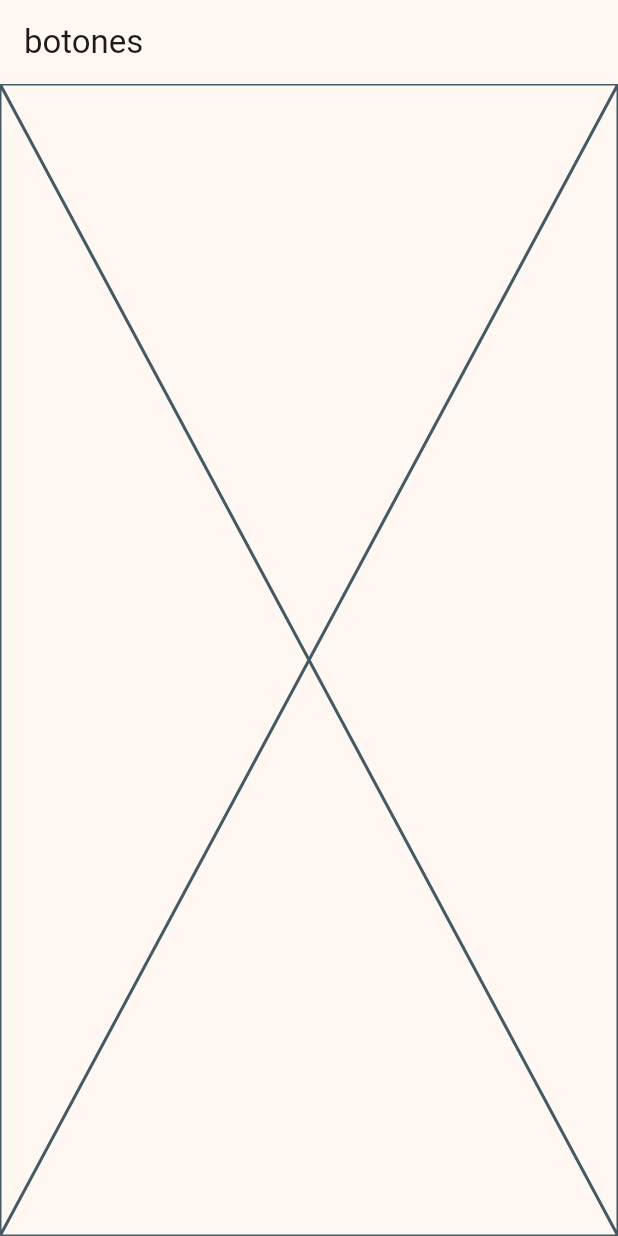
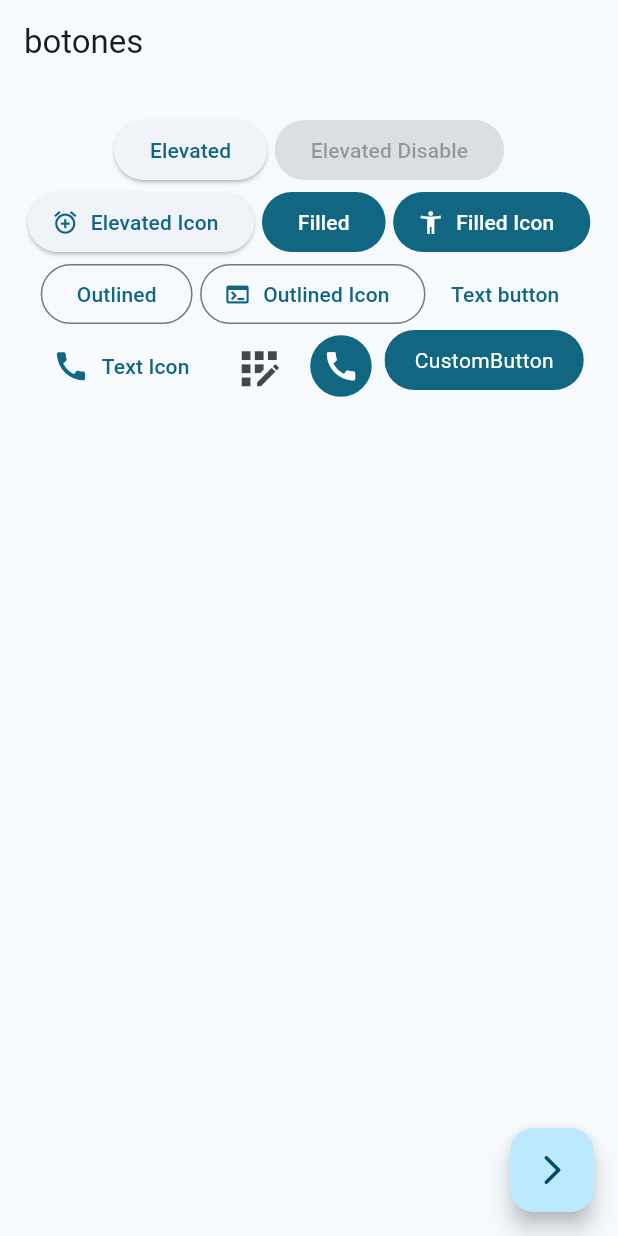
Before and after one commit to memo-hn/widgets_app, a Flutter app: the ButtonsScreen screen opened by its route, on a phone screen of 412 x 824 dp. Run offline on Flutter 3.47's test engine with Material 2 defaults, Android fonts, the phone set to English and light mode, and no system bars; our stand-ins replace go_router.

Commit message:
CustomButton final

```diff
--- a/lib/config/theme/app_theme.dart
+++ b/lib/config/theme/app_theme.dart
@@ -2,7 +2,7 @@ import 'package:flutter/material.dart';
 
 const colorList = <Color> [
   Colors.amber,
-  Colors.blue,
+  Colors.blueAccent,
   Colors.blueGrey,
   Colors.brown,
   Colors.deepOrange,
--- a/lib/main.dart
+++ b/lib/main.dart
@@ -16,7 +16,7 @@ class MainApp extends StatelessWidget {
     return MaterialApp.router(
       routerConfig: appRouter,
       debugShowCheckedModeBanner: false,
-      theme: AppTheme( selectedColor: 0 ).getTheme(),
+      theme: AppTheme( selectedColor: 2 ).getTheme(),
 
 
     );
--- a/lib/presentation/screens/buttons/buttons_screen.dart
+++ b/lib/presentation/screens/buttons/buttons_screen.dart
@@ -1,4 +1,5 @@
 import 'package:flutter/material.dart';
+import 'package:go_router/go_router.dart';
 
 class ButtonsScreen extends StatelessWidget {
 
@@ -10,7 +11,89 @@ class ButtonsScreen extends StatelessWidget {
   Widget build(BuildContext context) {
     return Scaffold(
       appBar: AppBar(title: const Text('botones'),),
-      body: const Placeholder(),
+      body: const _ButtonsView(),
+      floatingActionButton: FloatingActionButton(
+        child: const Icon(Icons.arrow_forward_ios_rounded),
+        onPressed: () {
+          context.pop();
+        },
+      ),
     );
   }
 }
+
+class _ButtonsView extends StatelessWidget {
+  const _ButtonsView();
+
+  @override
+  Widget build(BuildContext context) {
+    return SizedBox(
+      width: double.infinity,
+      child: Padding(
+        padding: const EdgeInsets.symmetric( horizontal: 2, vertical: 20),
+        child: Wrap(
+          spacing: 5,
+          alignment: WrapAlignment.center,
+          children: [
+            ElevatedButton(onPressed: () {  }, child: const Text('Elevated')),
+            const ElevatedButton(onPressed: null, child: Text('Elevated Disable')),
+            ElevatedButton.icon(
+              onPressed: () {  },
+              icon: const Icon(Icons.alarm_add_outlined),
+              label: const Text('Elevated Icon'),
+            ),
+            FilledButton(onPressed: () {  }, child: const Text('Filled')),
+            FilledButton.icon(
+              onPressed: () {  },
+              icon: const Icon(Icons.accessibility_new_sharp),
+              label: const Text('Filled Icon'),
+            ),
+            OutlinedButton(onPressed: () {  }, child: const Text('Outlined')),
+            OutlinedButton.icon(
+              onPressed: () {  },
+              icon: const Icon(Icons.terminal),
+              label: const Text('Outlined Icon'),
+            ),
+            TextButton(onPressed: () {  }, child: const Text('Text button')),
+            TextButton.icon(
+              onPressed: () {  },
+              icon: const Icon(Icons.call, size: 25,),
+              label: const Text('Text Icon'),
+            ),
+            IconButton(onPressed: () {  }, icon: const Icon(Icons.app_registration, size: 35,),),
+            IconButton.filled(
+              onPressed: () {  },
+              icon: const Icon(Icons.call, size: 25,),
+            ),
+
+            const CustomButton(),
+          ],
+        ),
+      ),
+    );
+  }
+}
+
+class CustomButton extends StatelessWidget {
+  const CustomButton({super.key});
+
+  @override
+  Widget build(BuildContext context) {
+
+    final colors = Theme.of(context).colorScheme;
+
+    return  ClipRRect(
+      borderRadius: BorderRadius.circular(20),
+      child: Material(
+        color: colors.primary,
+        child: InkWell(
+          onTap: () {},
+          child: const Padding(
+            padding: EdgeInsets.symmetric(horizontal:20.0, vertical: 10),
+            child: Text('CustomButton', style: TextStyle(color: Colors.white),),
+          ),
+        ),
+      ),
+    );
+  }
+}
--- a/lib/presentation/screens/home/home_screen.dart
+++ b/lib/presentation/screens/home/home_screen.dart
@@ -1,7 +1,7 @@
 import 'package:flutter/material.dart';
 import 'package:go_router/go_router.dart';
 import 'package:widgets_app/config/menu/menu_items.dart';
-import 'package:widgets_app/presentation/screens/cards/cards_screen.dart';
+// import 'package:widgets_app/presentation/screens/cards/cards_screen.dart';
 // import 'package:widgets_app/presentation/screens/buttons/buttons_screen.dart';
 
 class HomeScreen extends StatelessWidget {
```
